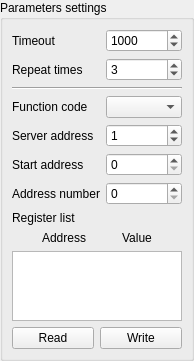
The window that src/modbus/common/SAKModbusCommonClientSection.ui (x-tools-author/x-tools) describes before a commit, drawn with Qt 5.
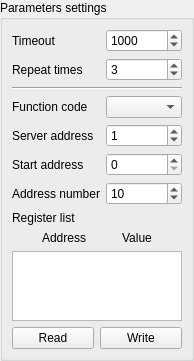
The same window after the commit.

Commit message: set default value

What changed in the file:
```diff
--- a/src/modbus/common/SAKModbusCommonClientSection.ui
+++ b/src/modbus/common/SAKModbusCommonClientSection.ui
@@ -287,6 +287,9 @@
         <property name="maximum">
          <number>124</number>
         </property>
+        <property name="value">
+         <number>10</number>
+        </property>
        </widget>
       </item>
      </layout>
```
The commit also changes 1 other file.
